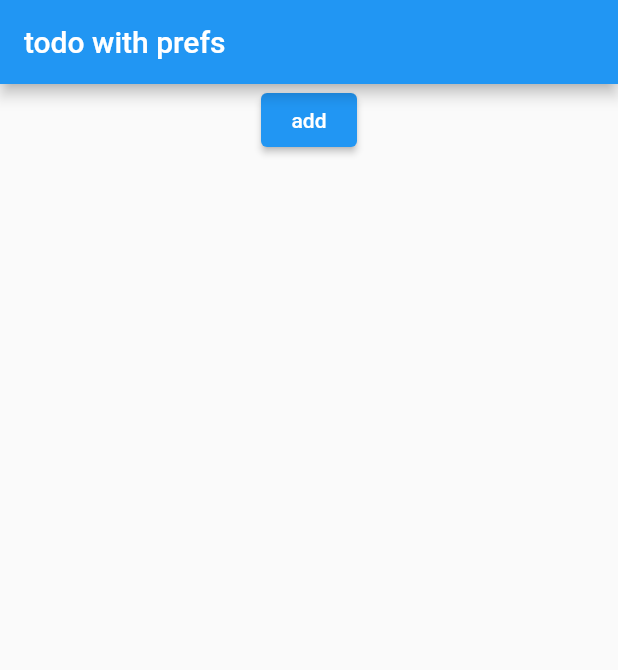
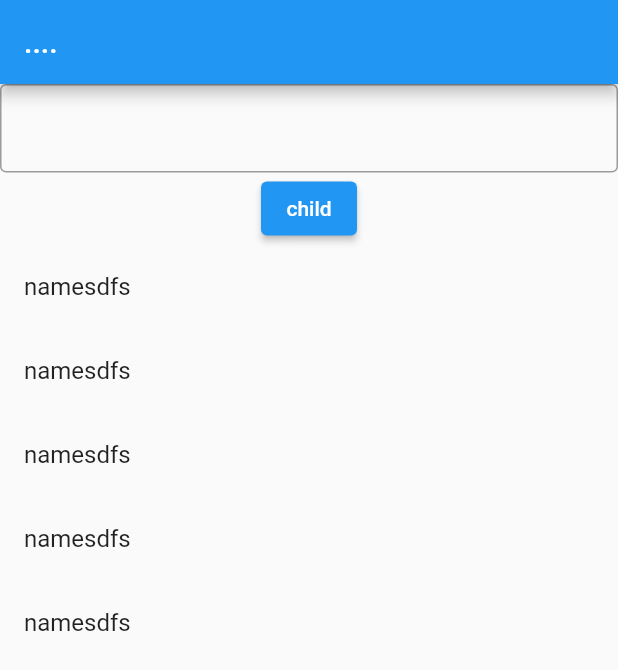
Before and after one commit to Abdullah6445/flutter-training, a Flutter app: the screen it shows after launch, on a phone screen of 412 x 824 dp. Shown: the top 670 px of the screen. Run offline on Flutter 3.47's test engine with Material 3 defaults, Android fonts, the phone set to English and light mode, and no system bars; our stand-ins replace shared_preferences, sqflite, sqflite_common_ffi, stacked; accounts and stored records are empty.

Commit message:
working on crud practice

```diff
--- /dev/null
+++ b/lib/crud_practice/crud_practice.dart
@@ -0,0 +1,33 @@
+import 'package:flutter/material.dart';
+
+class CrudPractice extends StatelessWidget {
+  const CrudPractice({super.key});
+
+  @override
+  Widget build(BuildContext context) {
+    return Scaffold(
+      appBar: AppBar(
+        title: const Text("...."),
+      ),
+      body: Column(
+        children: [
+          TextFormField(
+            // controller: ,
+            decoration: InputDecoration(border: OutlineInputBorder()),
+          ),
+          ElevatedButton(onPressed: () {}, child: const Text("child")),
+          Expanded(
+            child: ListView.builder(
+              itemCount: 5,
+              itemBuilder: (context, index) {
+                return ListTile(
+                  title: Text("namesdfs"),
+                );
+              },
+            ),
+          )
+        ],
+      ),
+    );
+  }
+}
--- /dev/null
+++ b/lib/crud_practice/crud_provider.dart
@@ -0,0 +1,5 @@
+import 'package:flutter/material.dart';
+
+class CrudProvider extends ChangeNotifier {
+  String data = "abdullah";
+}
--- a/lib/main.dart
+++ b/lib/main.dart
@@ -1,26 +1,28 @@
-import 'package:flutetr_training_application/crud_with_prefs/crud_provider.dart';
 import 'package:flutter/material.dart';
 import 'package:provider/provider.dart';
 
-import 'crud_with_prefs/crud_screen.dart';
+import 'crud_practice/crud_practice.dart';
+import 'crud_practice/crud_provider.dart';
 
 void main() {
-  runApp(MyApp());
+  runApp(const MyApp());
 }
 
 class MyApp extends StatelessWidget {
+  const MyApp({super.key});
+
   @override
   Widget build(BuildContext context) {
     return MultiProvider(
       providers: [
-        ChangeNotifierProvider<TodoProvider>(
-          create: (context) => TodoProvider(),
+        ChangeNotifierProvider<CrudProvider>(
+          create: (context) => CrudProvider(),
         )
       ],
       child: MaterialApp(
         title: 'Bitcoin Live Price',
         theme: ThemeData(primarySwatch: Colors.blue, useMaterial3: false),
-        home: const TodoScreen(), // Set BitcoinScreen as the home screen
+        home: const CrudPractice(), // Set BitcoinScreen as the home screen
       ),
     );
   }
```
